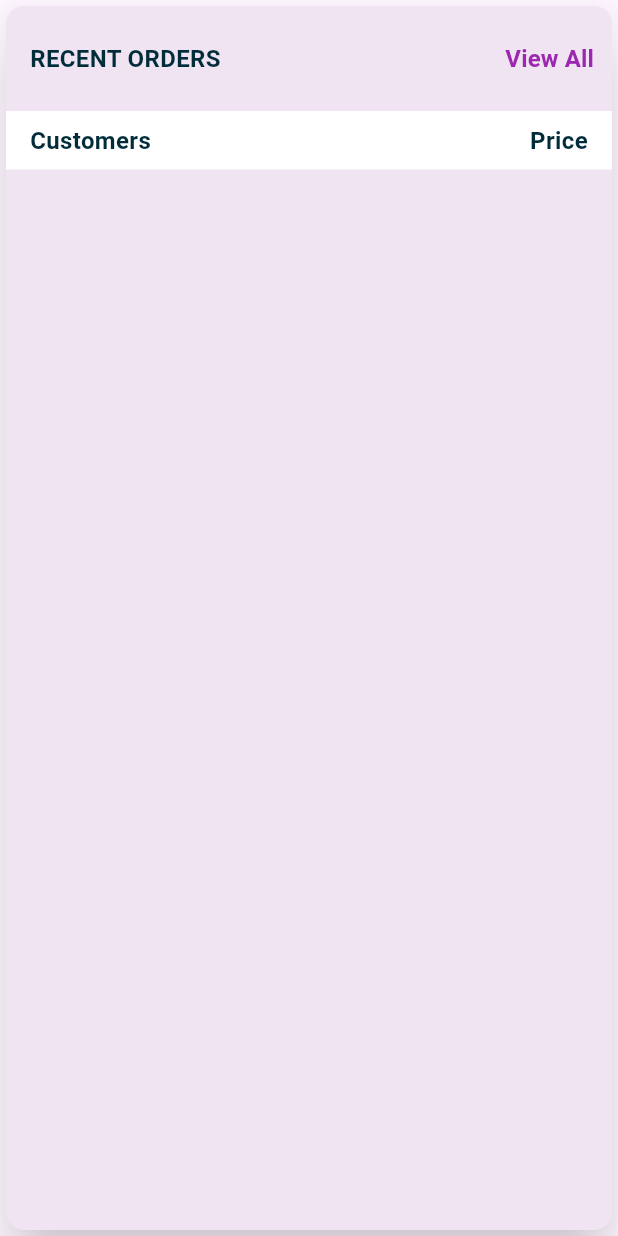
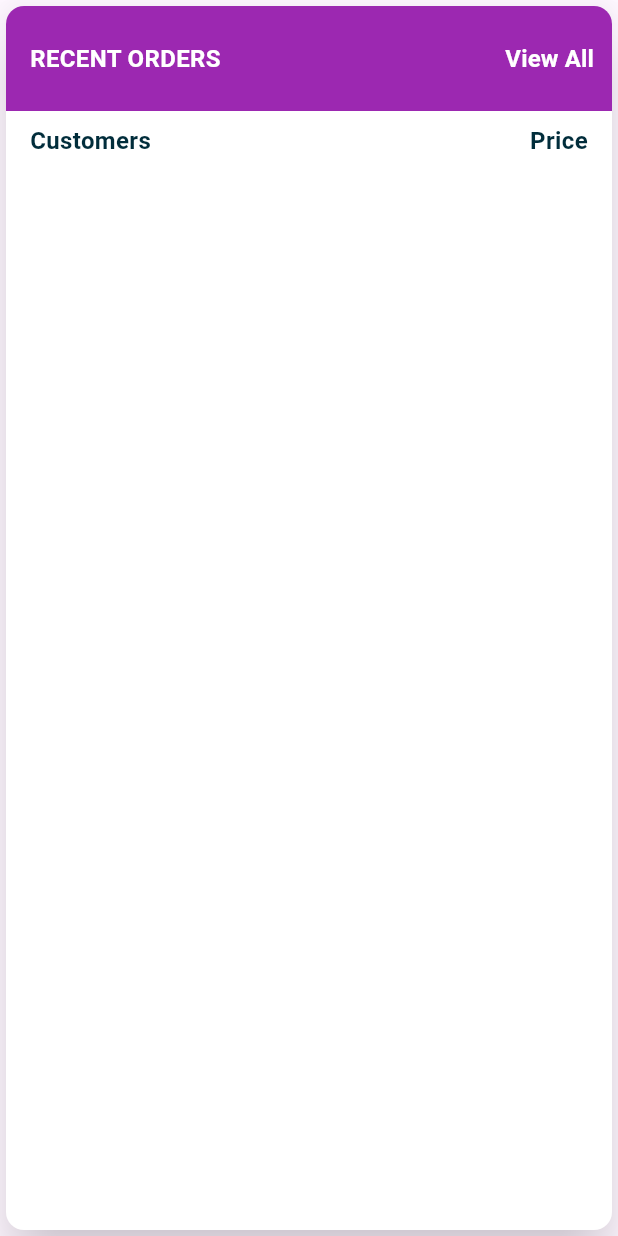
Before and after one commit to naing-pyae-hlyan/apos-web-dashboard, a Flutter app: the DashboardRecentOrdersCard widget shown alone on an empty page, opened directly with empty values, on a phone screen of 412 x 824 dp. Run offline on Flutter 3.47's test engine with Material 3 defaults, Android fonts, the phone set to English and light mode, and no system bars; our stand-ins replace fl_chart, flutter_bloc, package_info_plus.

Commit message:
0.1.4 => CodeRefactored

```diff
--- a/lib/main.dart
+++ b/lib/main.dart
@@ -29,7 +29,7 @@ class MainApp extends StatelessWidget {
         primaryColor: Consts.primaryColor,
       ),
       home: const SafeArea(
-        child: OrdersPage(),
+        child: SplashPage(),
       ),
     );
   }
--- a/lib/view/dialogs/order_details_dialog.dart
+++ b/lib/view/dialogs/order_details_dialog.dart
@@ -37,7 +37,7 @@ class _OrderDetailsDialogState extends State<OrderDetailsDialog> {
           ),
         ],
       ),
-      actions: [],
+      // actions: [],
       content: SizedBox(
         width: context.screenWidth * 0.5,
         child: SingleChildScrollView(
--- a/lib/view/pages/dashboard/dashboard_page.dart
+++ b/lib/view/pages/dashboard/dashboard_page.dart
@@ -21,6 +21,7 @@ class _DashboardPageState extends State<DashboardPage> {
   @override
   Widget build(BuildContext context) {
     return MyScaffoldDataGridView(
+      elevation: 0,
       blocBuilder: BlocBuilder<ProductBloc, ProductState>(
         builder: (_, state) {
           if (state is ProductStateLoading) {
--- a/lib/view/pages/dashboard/widgets/recent_orders_card.dart
+++ b/lib/view/pages/dashboard/widgets/recent_orders_card.dart
@@ -12,24 +12,32 @@ class DashboardRecentOrdersCard extends StatelessWidget {
   @override
   Widget build(BuildContext context) {
     return MyCard(
-      cardColor: Consts.secondaryColor,
+      // cardColor: Consts.primaryColor,
       padding: EdgeInsets.zero,
       child: Column(
         crossAxisAlignment: CrossAxisAlignment.start,
         children: [
-          Padding(
+          Container(
+            decoration: const BoxDecoration(
+              borderRadius: BorderRadius.only(
+                topLeft: Radius.circular(12),
+                topRight: Radius.circular(12),
+              ),
+              color: Consts.primaryColor,
+            ),
             padding: const EdgeInsets.fromLTRB(16, 11, 0, 11),
             child: Row(
               mainAxisAlignment: MainAxisAlignment.spaceBetween,
               crossAxisAlignment: CrossAxisAlignment.center,
               children: [
-                Flexible(child: myTitle("RECENT ORDERS")),
+                Flexible(child: myTitle("RECENT ORDERS", color: Colors.white)),
                 TextButton(
                   onPressed: onPressedViewAll,
                   child: myText(
                     "View All",
                     fontWeight: FontWeight.bold,
-                    color: Consts.primaryColor,
+                    // color: Consts.primaryColor,
+                    color: Colors.white,
                     fontSize: 16,
                   ),
                 ),
@@ -80,7 +88,7 @@ class DashboardRecentOrdersCard extends StatelessWidget {
               ),
             ],
           ),
-          verticalHeight16,
+          verticalHeight8,
         ],
       ),
     );
--- a/lib/view/pages/home_page.dart
+++ b/lib/view/pages/home_page.dart
@@ -53,7 +53,9 @@ class _HomePageState extends State<HomePage> {
         ),
         actions: [
           IconButton(
-            onPressed: () {},
+            onPressed: () {
+              _onItemTapped(SelectedHome.order);
+            },
             icon: const Icon(
               Icons.notifications_on,
               color: Consts.primaryColor,
--- a/lib/view/widgets/my_card.dart
+++ b/lib/view/widgets/my_card.dart
@@ -5,12 +5,14 @@ class MyCard extends StatelessWidget {
   final Color? cardColor;
   final Color? shadowColor;
   final EdgeInsetsGeometry? padding;
+  final double elevation;
   const MyCard({
     super.key,
     required this.child,
     this.cardColor,
     this.shadowColor,
     this.padding,
+    this.elevation = 16.0,
   });
 
   @override
@@ -19,7 +21,7 @@ class MyCard extends StatelessWidget {
       color: cardColor ?? Colors.white,
       surfaceTintColor: cardColor ?? Colors.white,
       shadowColor: shadowColor ?? Consts.secondaryColor,
-      elevation: 16,
+      elevation: elevation,
       child: Padding(
         padding: padding ?? const EdgeInsets.all(16.0),
         child: child,
--- a/lib/view/widgets/my_scaffold.dart
+++ b/lib/view/widgets/my_scaffold.dart
@@ -33,10 +33,12 @@ class MyScaffold extends StatelessWidget {
 class MyScaffoldDataGridView extends StatelessWidget {
   final Widget? header;
   final BlocBuilder blocBuilder;
+  final double elevation;
   const MyScaffoldDataGridView({
     super.key,
     this.header,
     required this.blocBuilder,
+    this.elevation = 16.0,
   });
 
   @override
@@ -44,6 +46,7 @@ class MyScaffoldDataGridView extends StatelessWidget {
     return MyScaffold(
       padding: const EdgeInsets.fromLTRB(16, 0, 16, 16),
       body: MyCard(
+        elevation: elevation,
         child: Column(
           crossAxisAlignment: CrossAxisAlignment.stretch,
           children: [
```
Also changed, not shown: lib/view/pages/dashboard/widgets/top_selling_products_card.dart (+12 -5 lines), lib/view/pages/splash_page.dart (+10 -2 lines).
